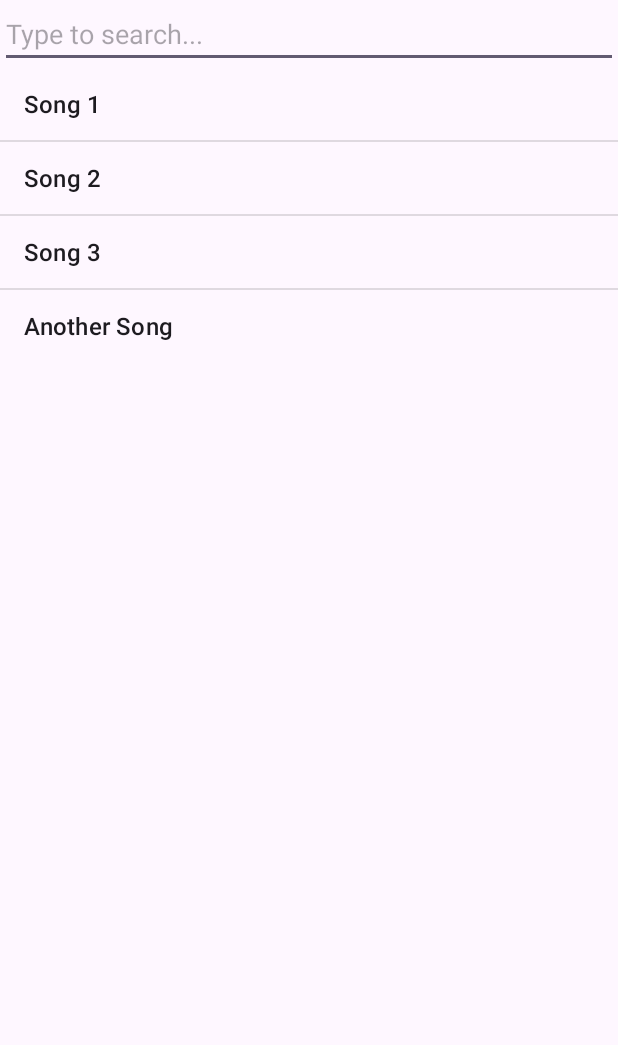
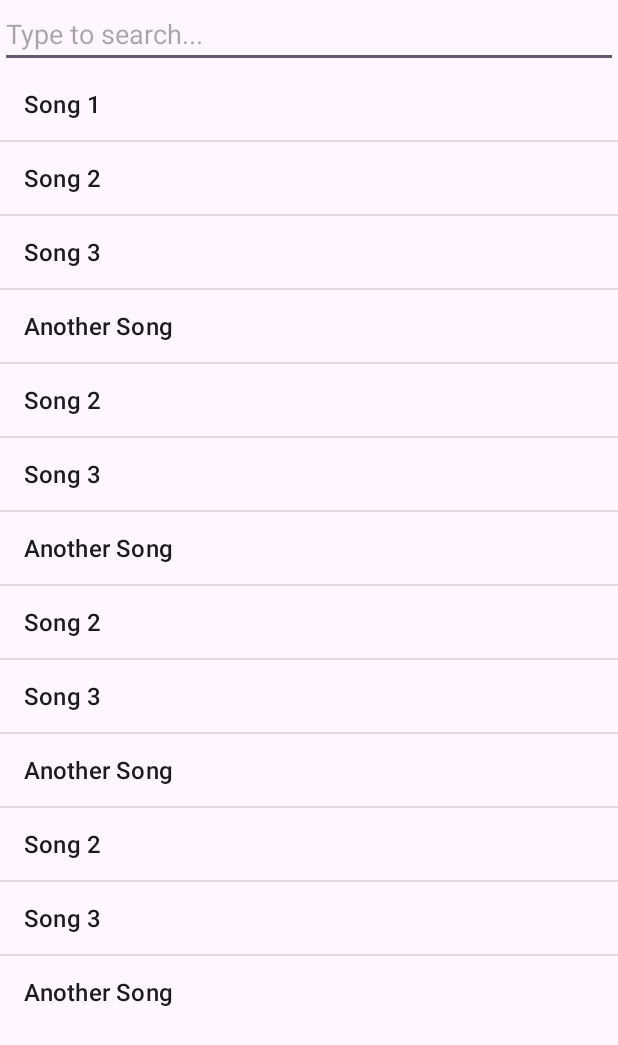
Before and after one commit to arjunkr9693/Learning-Items-Android-, an Android app: the screen it shows after launch (MainActivity), on a phone screen of 412 x 824 dp. Shown: the top 1045 px of the screen. Run offline under Robolectric (Android 15) with nearby library versions, the phone set to English and light mode, and no system bars.

Commit message:
Added songs to list

```diff
--- a/Search Item/app/src/main/java/com/example/searchitem/MainActivity.kt
+++ b/Search Item/app/src/main/java/com/example/searchitem/MainActivity.kt
@@ -9,7 +9,7 @@ import android.widget.ListView
 import androidx.appcompat.app.AppCompatActivity
 
 class MainActivity : AppCompatActivity() {
-    private val songs = arrayOf("Song 1", "Song 2", "Song 3", "Another Song")
+    private val songs = arrayOf("Song 1", "Song 2", "Song 3", "Another Song", "Song 2", "Song 3", "Another Song", "Song 2", "Song 3", "Another Song", "Song 2", "Song 3", "Another Song")
     private lateinit var adapter: ArrayAdapter<String>
 
     override fun onCreate(savedInstanceState: Bundle?) {
```
